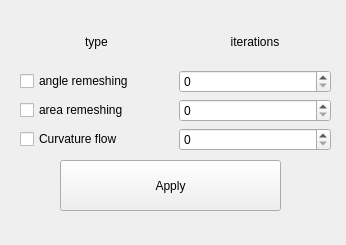
Old version of the form Polyhedron/demo/Polyhedron/Plugins/PMP/Smoothing_plugin.ui in the repository CGAL/cgal.
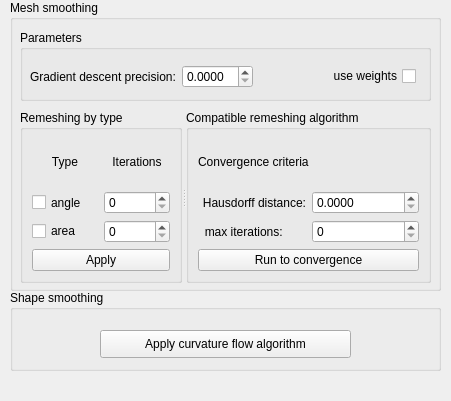
New version of the form.

Diff of the .ui file:
```diff
--- a/Polyhedron/demo/Polyhedron/Plugins/PMP/Smoothing_plugin.ui
+++ b/Polyhedron/demo/Polyhedron/Plugins/PMP/Smoothing_plugin.ui
@@ -6,88 +6,271 @@
    <rect>
     <x>0</x>
     <y>0</y>
-    <width>346</width>
-    <height>245</height>
+    <width>451</width>
+    <height>401</height>
    </rect>
   </property>
   <property name="windowTitle">
    <string>Smoothing options</string>
   </property>
   <widget class="QWidget" name="dockWidgetContents">
-   <widget class="QPushButton" name="Apply_button">
+   <widget class="QGroupBox" name="Mesh_groupBox">
     <property name="geometry">
      <rect>
-      <x>60</x>
-      <y>160</y>
-      <width>221</width>
-      <height>51</height>
+      <x>10</x>
+      <y>0</y>
+      <width>431</width>
+      <height>291</height>
      </rect>
     </property>
-    <property name="text">
-     <string>Apply</string>
+    <property name="title">
+     <string>Mesh smoothing</string>
     </property>
+    <widget class="QGroupBox" name="Parameters_groupBox">
+     <property name="geometry">
+      <rect>
+       <x>10</x>
+       <y>30</y>
+       <width>411</width>
+       <height>71</height>
+      </rect>
+     </property>
+     <property name="sizePolicy">
+      <sizepolicy hsizetype="Expanding" vsizetype="Expanding">
+       <horstretch>0</horstretch>
+       <verstretch>0</verstretch>
+      </sizepolicy>
+     </property>
+     <property name="layoutDirection">
+      <enum>Qt::LeftToRight</enum>
+     </property>
+     <property name="title">
+      <string>Parameters</string>
+     </property>
+     <widget class="QWidget" name="">
+      <property name="geometry">
+       <rect>
+        <x>10</x>
+        <y>30</y>
+        <width>386</width>
+        <height>33</height>
+       </rect>
+      </property>
+      <layout class="QHBoxLayout" name="horizontalLayout_2">
+       <item>
+        <layout class="QHBoxLayout" name="horizontalLayout">
+         <item>
+          <widget class="QLabel" name="gd_precision_label">
+           <property name="text">
+            <string>Gradient descent precision:</string>
+           </property>
+          </widget>
+         </item>
+         <item>
+          <widget class="QDoubleSpinBox" name="gd_dSpinBox">
+           <property name="decimals">
+            <number>4</number>
+           </property>
+          </widget>
+         </item>
+        </layout>
+       </item>
+       <item>
+        <widget class="QCheckBox" name="use_weights_checkBox">
+         <property name="layoutDirection">
+          <enum>Qt::RightToLeft</enum>
+         </property>
+         <property name="text">
+          <string>use weights</string>
+         </property>
+        </widget>
+       </item>
+      </layout>
+     </widget>
+    </widget>
+    <widget class="QSplitter" name="splitter">
+     <property name="geometry">
+      <rect>
+       <x>10</x>
+       <y>110</y>
+       <width>411</width>
+       <height>173</height>
+      </rect>
+     </property>
+     <property name="orientation">
+      <enum>Qt::Horizontal</enum>
+     </property>
+     <widget class="QGroupBox" name="Type_groupBox">
+      <property name="enabled">
+       <bool>true</bool>
+      </property>
+      <property name="layoutDirection">
+       <enum>Qt::LeftToRight</enum>
+      </property>
+      <property name="title">
+       <string>Remeshing by type </string>
+      </property>
+      <property name="flat">
+       <bool>false</bool>
+      </property>
+      <property name="checkable">
+       <bool>false</bool>
+      </property>
+      <layout class="QVBoxLayout" name="verticalLayout">
+       <item>
+        <layout class="QGridLayout" name="gridLayout">
+         <item row="6" column="0">
+          <widget class="QCheckBox" name="Area_checkBox">
+           <property name="text">
+            <string>area</string>
+           </property>
+          </widget>
+         </item>
+         <item row="6" column="1">
+          <widget class="QSpinBox" name="Area_spinBox"/>
+         </item>
+         <item row="0" column="0">
+          <widget class="QLabel" name="label">
+           <property name="text">
+            <string>Type</string>
+           </property>
+           <property name="alignment">
+            <set>Qt::AlignCenter</set>
+           </property>
+          </widget>
+         </item>
+         <item row="0" column="1">
+          <widget class="QLabel" name="label_2">
+           <property name="text">
+            <string>Iterations</string>
+           </property>
+           <property name="alignment">
+            <set>Qt::AlignCenter</set>
+           </property>
+          </widget>
+         </item>
+         <item row="5" column="1">
+          <widget class="QSpinBox" name="Angle_spinBox"/>
+         </item>
+         <item row="5" column="0">
+          <widget class="QCheckBox" name="Angle_checkBox">
+           <property name="sizePolicy">
+            <sizepolicy hsizetype="Minimum" vsizetype="Minimum">
+             <horstretch>0</horstretch>
+             <verstretch>0</verstretch>
+            </sizepolicy>
+           </property>
+           <property name="text">
+            <string>angle</string>
+           </property>
+          </widget>
+         </item>
+        </layout>
+       </item>
+       <item>
+        <widget class="QPushButton" name="Apply_button">
+         <property name="text">
+          <string>Apply</string>
+         </property>
+        </widget>
+       </item>
+      </layout>
+     </widget>
+     <widget class="QGroupBox" name="Compatible_groupBox">
+      <property name="title">
+       <string>Compatible remeshing algorithm  </string>
+      </property>
+      <layout class="QVBoxLayout" name="verticalLayout_2">
+       <item>
+        <layout class="QGridLayout" name="gridLayout_3">
+         <item row="1" column="0">
+          <widget class="QLabel" name="distance_label">
+           <property name="layoutDirection">
+            <enum>Qt::RightToLeft</enum>
+           </property>
+           <property name="text">
+            <string>Hausdorff distance:</string>
+           </property>
+           <property name="alignment">
+            <set>Qt::AlignRight|Qt::AlignTrailing|Qt::AlignVCenter</set>
+           </property>
+          </widget>
+         </item>
+         <item row="1" column="1">
+          <widget class="QDoubleSpinBox" name="dist_dSpinBox">
+           <property name="decimals">
+            <number>4</number>
+           </property>
+          </widget>
+         </item>
+         <item row="2" column="0">
+          <widget class="QLabel" name="iterations_label">
+           <property name="layoutDirection">
+            <enum>Qt::RightToLeft</enum>
+           </property>
+           <property name="text">
+            <string>max iterations:       </string>
+           </property>
+           <property name="alignment">
+            <set>Qt::AlignRight|Qt::AlignTrailing|Qt::AlignVCenter</set>
+           </property>
+          </widget>
+         </item>
+         <item row="2" column="1">
+          <widget class="QSpinBox" name="iterations_spinBox">
+           <property name="sizePolicy">
+            <sizepolicy hsizetype="Minimum" vsizetype="Fixed">
+             <horstretch>0</horstretch>
+             <verstretch>0</verstretch>
+            </sizepolicy>
+           </property>
+          </widget>
+         </item>
+         <item row="0" column="0" colspan="2">
+          <widget class="QLabel" name="label_3">
+           <property name="text">
+            <string>Convergence criteria</string>
+           </property>
+          </widget>
+         </item>
+        </layout>
+       </item>
+       <item>
+        <widget class="QPushButton" name="Run_convergence_button">
+         <property name="text">
+          <string>Run to convergence</string>
+         </property>
+        </widget>
+       </item>
+      </layout>
+     </widget>
+    </widget>
    </widget>
-   <widget class="QWidget" name="">
+   <widget class="QGroupBox" name="Shape_groupBox">
     <property name="geometry">
      <rect>
-      <x>20</x>
-      <y>20</y>
-      <width>311</width>
-      <height>131</height>
+      <x>10</x>
+      <y>290</y>
+      <width>431</width>
+      <height>81</height>
      </rect>
     </property>
-    <layout class="QGridLayout" name="gridLayout">
-     <item row="4" column="1">
-      <widget class="QSpinBox" name="Angle_spinBox"/>
-     </item>
-     <item row="8" column="0">
-      <widget class="QCheckBox" name="Curvature_checkBox">
-       <property name="text">
-        <string>Curvature flow</string>
-       </property>
-      </widget>
-     </item>
-     <item row="4" column="0">
-      <widget class="QCheckBox" name="Angle_checkBox">
-       <property name="text">
-        <string>angle remeshing</string>
-       </property>
-      </widget>
-     </item>
-     <item row="6" column="0">
-      <widget class="QCheckBox" name="Area_checkBox">
-       <property name="text">
-        <string>area remeshing</string>
-       </property>
-      </widget>
-     </item>
-     <item row="8" column="1">
-      <widget class="QSpinBox" name="Curvature_spinBox"/>
-     </item>
-     <item row="6" column="1">
-      <widget class="QSpinBox" name="Area_spinBox"/>
-     </item>
-     <item row="0" column="0">
-      <widget class="QLabel" name="label">
-       <property name="text">
-        <string>type</string>
-       </property>
-       <property name="alignment">
-        <set>Qt::AlignCenter</set>
-       </property>
-      </widget>
-     </item>
-     <item row="0" column="1">
-      <widget class="QLabel" name="label_2">
-       <property name="text">
-        <string>iterations</string>
-       </property>
-       <property name="alignment">
-        <set>Qt::AlignCenter</set>
-       </property>
-      </widget>
-     </item>
-    </layout>
+    <property name="title">
+     <string>Shape smoothing</string>
+    </property>
+    <widget class="QPushButton" name="Curvature_Button">
+     <property name="geometry">
+      <rect>
+       <x>90</x>
+       <y>40</y>
+       <width>251</width>
+       <height>28</height>
+      </rect>
+     </property>
+     <property name="text">
+      <string>Apply curvature flow algorithm</string>
+     </property>
+    </widget>
    </widget>
   </widget>
  </widget>
```
Left out of the diff: 2 changed lines with no effect on the pictures.
